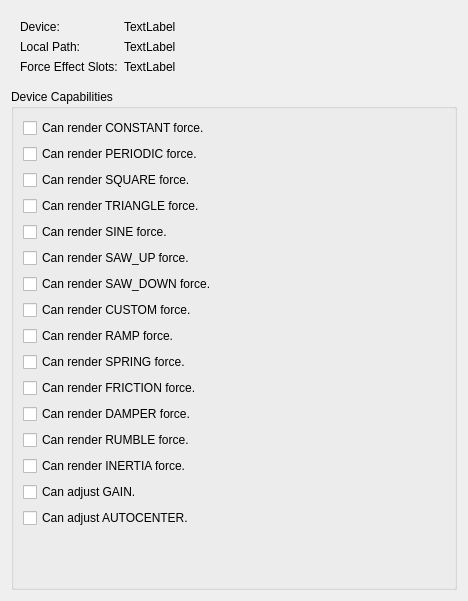
The window that GameControllerInfoWidget.ui (Logitech/qforcestudio) describes before a commit, drawn with Qt 5.
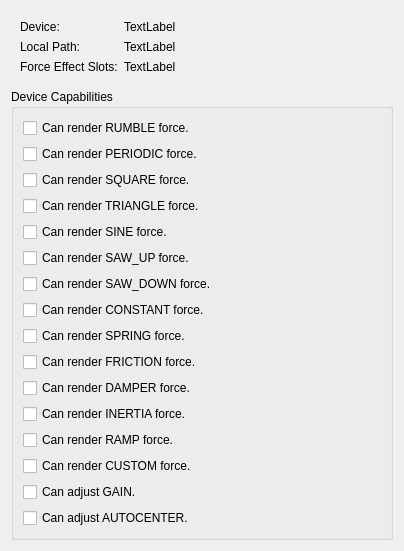
The same window after the commit.

What changed in the file:
```diff
--- a/GameControllerInfoWidget.ui
+++ b/GameControllerInfoWidget.ui
@@ -6,8 +6,8 @@
    <rect>
     <x>0</x>
     <y>0</y>
-    <width>468</width>
-    <height>601</height>
+    <width>404</width>
+    <height>506</height>
    </rect>
   </property>
   <property name="windowTitle">
@@ -72,9 +72,9 @@
      </property>
      <layout class="QVBoxLayout" name="verticalLayout">
       <item>
-       <widget class="QCheckBox" name="canRenderConstant">
+       <widget class="QCheckBox" name="canRenderRumble">
         <property name="text">
-         <string>Can render CONSTANT force.</string>
+         <string>Can render RUMBLE force.</string>
         </property>
        </widget>
       </item>
@@ -121,16 +121,9 @@
        </widget>
       </item>
       <item>
-       <widget class="QCheckBox" name="canRenderCustom">
+       <widget class="QCheckBox" name="canRenderConstant">
         <property name="text">
-         <string>Can render CUSTOM force.</string>
-        </property>
-       </widget>
-      </item>
-      <item>
-       <widget class="QCheckBox" name="canRenderRamp">
-        <property name="text">
-         <string>Can render RAMP force.</string>
+         <string>Can render CONSTANT force.</string>
         </property>
        </widget>
       </item>
@@ -155,13 +148,6 @@
         </property>
        </widget>
       </item>
-      <item>
-       <widget class="QCheckBox" name="canRenderRumble">
-        <property name="text">
-         <string>Can render RUMBLE force.</string>
-        </property>
-       </widget>
-      </item>
       <item>
        <widget class="QCheckBox" name="canRenderInertia">
         <property name="text">
@@ -169,6 +155,20 @@
         </property>
        </widget>
       </item>
+      <item>
+       <widget class="QCheckBox" name="canRenderRamp">
+        <property name="text">
+         <string>Can render RAMP force.</string>
+        </property>
+       </widget>
+      </item>
+      <item>
+       <widget class="QCheckBox" name="canRenderCustom">
+        <property name="text">
+         <string>Can render CUSTOM force.</string>
+        </property>
+       </widget>
+      </item>
       <item>
        <widget class="QCheckBox" name="canAdjustGain">
         <property name="text">
```
